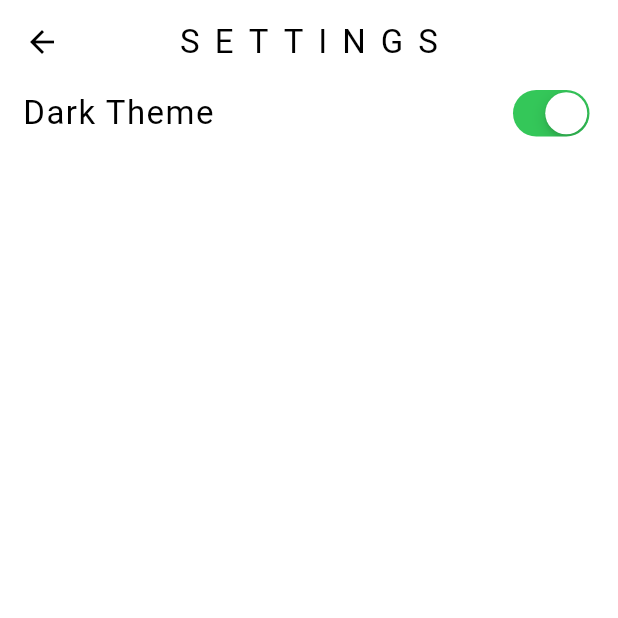
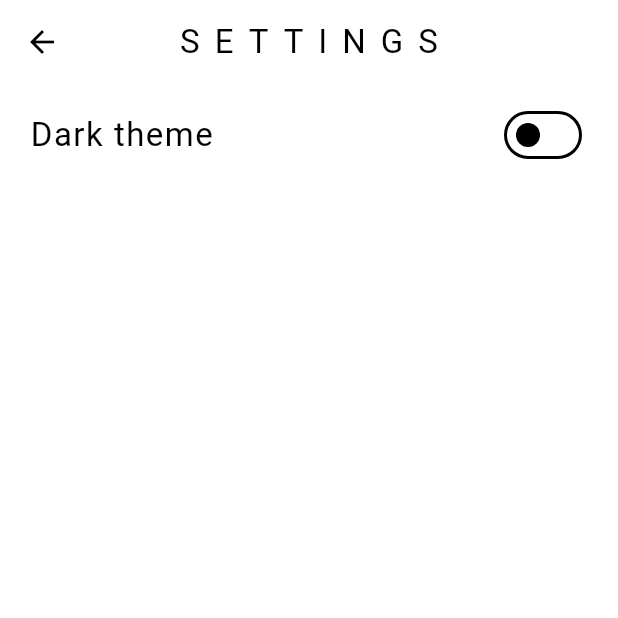
Before and after one commit to saninthottungal/beatly, a Flutter app: the ScreenSettings screen opened by its route, on a phone screen of 412 x 824 dp, the top half of it. Run offline on Flutter 3.47's test engine with Material 3 defaults, Android fonts, the phone set to English and light mode, and no system bars.

Commit message:
added themeProvider

```diff
--- a/lib/main.dart
+++ b/lib/main.dart
@@ -1,10 +1,18 @@
+import 'package:beatly/providers/settings_provider/theme_provider.dart';
 import 'package:beatly/screens/screen_home/screen_home.dart';
 import 'package:beatly/screens/screen_settings/screen_settings.dart';
-import 'package:beatly/themes/light_theme.dart';
 import 'package:flutter/material.dart';
+import 'package:provider/provider.dart';
 
 void main(List<String> args) {
-  runApp(const MyApp());
+  runApp(
+    MultiProvider(
+      providers: [
+        ChangeNotifierProvider(create: (context) => ThemeProvider()),
+      ],
+      child: const MyApp(),
+    ),
+  );
 }
 
 class MyApp extends StatelessWidget {
@@ -13,7 +21,7 @@
   @override
   Widget build(BuildContext context) {
     return MaterialApp(
-      theme: lightTheme,
+      theme: context.watch<ThemeProvider>().currentTheme,
       //darkTheme: darkTheme,
       routes: {
         '/': (context) => const ScreenHome(),
--- /dev/null
+++ b/lib/providers/settings_provider/theme_provider.dart
@@ -0,0 +1,14 @@
+import 'package:beatly/themes/dark_theme.dart';
+import 'package:beatly/themes/light_theme.dart';
+import 'package:flutter/material.dart';
+
+class ThemeProvider extends ChangeNotifier {
+  ThemeData currentTheme = lightTheme;
+
+  set setCurrentTheme(bool value) {
+    currentTheme = value ? darkTheme : lightTheme;
+    notifyListeners();
+  }
+
+  bool get isDarkMode => currentTheme == lightTheme ? false : true;
+}
--- a/lib/screens/screen_settings/screen_settings.dart
+++ b/lib/screens/screen_settings/screen_settings.dart
@@ -1,5 +1,6 @@
-import 'package:flutter/cupertino.dart';
+import 'package:beatly/providers/settings_provider/theme_provider.dart';
 import 'package:flutter/material.dart';
+import 'package:provider/provider.dart';
 
 class ScreenSettings extends StatelessWidget {
   const ScreenSettings({super.key});
@@ -13,15 +14,20 @@
       ),
       //body
       body: Padding(
-        padding: const EdgeInsets.symmetric(horizontal: 15),
+        padding: const EdgeInsets.symmetric(horizontal: 20, vertical: 10),
         child: Row(
           mainAxisAlignment: MainAxisAlignment.spaceBetween,
           children: [
             Text(
-              "Dark Theme",
+              "Dark theme",
               style: Theme.of(context).textTheme.titleLarge,
             ),
-            CupertinoSwitch(value: true, onChanged: (value) {})
+            Switch(
+                value: context.watch<ThemeProvider>().isDarkMode,
+                onChanged: (bool? value) {
+                  context.read<ThemeProvider>().setCurrentTheme =
+                      value ?? false;
+                }),
           ],
         ),
       ),
--- a/lib/themes/dark_theme.dart
+++ b/lib/themes/dark_theme.dart
@@ -2,7 +2,43 @@
 
 ThemeData darkTheme = ThemeData(
   brightness: Brightness.dark,
+  //drawerTheme
+  drawerTheme: const DrawerThemeData(
+    shape: BeveledRectangleBorder(),
+  ),
+  //appbarTheme
+  appBarTheme: const AppBarTheme(
+    centerTitle: true,
+    elevation: 0,
+    //appbarTextStyle
+    titleTextStyle: TextStyle(
+      letterSpacing: 10,
+      fontSize: 22,
+      color: Colors.white,
+    ),
+    //appbarIconStyle
+    iconTheme: IconThemeData(
+      color: Colors.white,
+    ),
+  ),
+//textThemes
+  textTheme: const TextTheme(
+    headlineSmall: TextStyle(
+      letterSpacing: 4,
+    ),
+    titleMedium: TextStyle(
+      letterSpacing: 2,
+    ),
+    titleLarge: TextStyle(
+      letterSpacing: 1,
+    ),
+  ),
+
+  //otherThemes
   colorScheme: ColorScheme.dark(
-    primary: Colors.blue.shade400,
+    primary: Colors.yellow.shade500,
+    secondary: Colors.blue.shade500,
+    tertiary: Colors.blue.shade500,
+    inversePrimary: Colors.blue.shade500,
   ),
 );
--- a/lib/themes/light_theme.dart
+++ b/lib/themes/light_theme.dart
@@ -31,12 +31,13 @@
     ),
     titleLarge: TextStyle(
       letterSpacing: 1,
-        )),
+    ),
+  ),
   //otherThemes
   colorScheme: ColorScheme.light(
-      background: Colors.white,
     primary: Colors.red.shade500,
     secondary: Colors.blue.shade500,
     tertiary: Colors.blue.shade500,
     inversePrimary: Colors.blue.shade500,
-    ));
+  ),
+);
```
Lines whose indentation alone changed are shown as unchanged.
